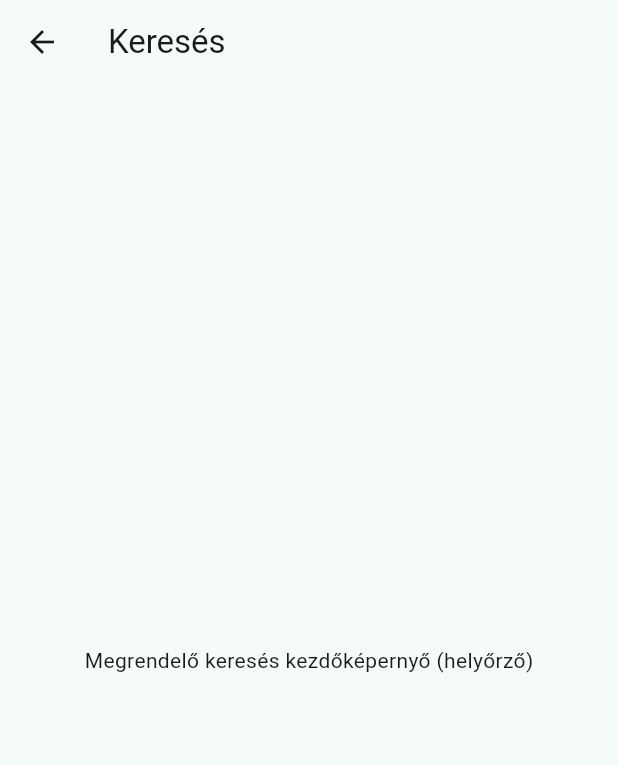
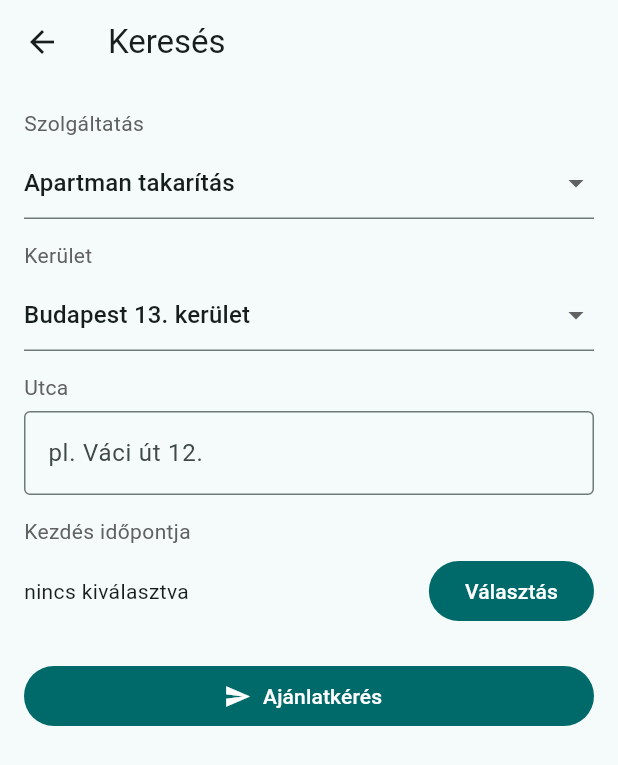
Before and after one commit to bokatimea-debug/takimaki_full, a Flutter app: the CustomerSearchScreen screen opened by its route, on a phone screen of 412 x 824 dp. Shown: the top 765 px of the screen. Run offline on Flutter 3.47's test engine with Material 3 defaults, Android fonts, the phone set to English and light mode, and no system bars.

Commit message:
customer_search: service+district+street+datetime flow

```diff
--- a/lib/screens/customer_search_screen.dart
+++ b/lib/screens/customer_search_screen.dart
@@ -1,13 +1,140 @@
 import 'package:flutter/material.dart';
 
-class CustomerSearchScreen extends StatelessWidget {
+class CustomerSearchScreen extends StatefulWidget {
   const CustomerSearchScreen({super.key});
 
   @override
+  State<CustomerSearchScreen> createState() => _CustomerSearchScreenState();
+}
+
+class _CustomerSearchScreenState extends State<CustomerSearchScreen> {
+  final _streetCtrl = TextEditingController();
+  String _selectedService = 'apartment_cleaning';
+  int _selectedDistrict = 13;
+  DateTime? _startAt;
+
+  final _services = const <Map<String, String>>[
+    {'id': 'apartment_cleaning', 'label': 'Apartman takarítás'},
+    {'id': 'general_cleaning', 'label': 'Általános takarítás'},
+    {'id': 'deep_cleaning', 'label': 'Nagytakarítás'},
+    {'id': 'post_renovation', 'label': 'Felújítás utáni takarítás'},
+    {'id': 'maintenance', 'label': 'Karbantartás'},
+    {'id': 'plumbing', 'label': 'Vízszerelés'},
+    {'id': 'gas', 'label': 'Gázszerelés'},
+    {'id': 'aircon', 'label': 'Légkondicionáló szerelés'},
+    {'id': 'furniture', 'label': 'Bútorösszeszerelés'},
+    {'id': 'electricity', 'label': 'Villanyszerelés'},
+  ];
+
+  List<int> get _districts => List<int>.generate(23, (i) => i + 1);
+
+  Future<void> _pickDateTime() async {
+    final now = DateTime.now();
+    final date = await showDatePicker(
+      context: context,
+      firstDate: now,
+      lastDate: now.add(const Duration(days: 120)),
+      initialDate: now,
+    );
+    if (date == null) return;
+    final time = await showTimePicker(context: context, initialTime: TimeOfDay.now());
+    if (time == null) return;
+    setState(() {
+      _startAt = DateTime(date.year, date.month, date.day, time.hour, time.minute);
+    });
+  }
+
+  void _requestQuotes() {
+    if (_streetCtrl.text.trim().isEmpty || _startAt == null) {
+      ScaffoldMessenger.of(context).showSnackBar(
+        const SnackBar(content: Text('Utca és időpont kötelező')),
+      );
+      return;
+    }
+    showDialog(
+      context: context,
+      builder: (_) => AlertDialog(
+        title: const Text('Ajánlatkérés elküldve'),
+        content: Text(
+          'Szolgáltatás: ${_services.firstWhere((s) => s['id'] == _selectedService)['label']}\n'
+          'Kerület: ${_selectedDistrict}\n'
+          'Utca: ${_streetCtrl.text}\n'
+          'Időpont: ${_startAt!.toString().substring(0,16)}',
+        ),
+        actions: [
+          TextButton(onPressed: () => Navigator.pop(context), child: const Text('OK')),
+        ],
+      ),
+    );
+  }
+
+  @override
   Widget build(BuildContext context) {
+    final labelStyle = TextStyle(color: Colors.grey.shade700);
     return Scaffold(
       appBar: AppBar(title: const Text('Keresés')),
-      body: const Center(child: Text('Megrendelő keresés kezdőképernyő (helyőrző)')),
+      body: Padding(
+        padding: const EdgeInsets.all(16),
+        child: ListView(
+          children: [
+            Text('Szolgáltatás', style: labelStyle),
+            const SizedBox(height: 6),
+            DropdownButtonFormField<String>(
+              value: _selectedService,
+              items: _services
+                  .map<DropdownMenuItem<String>>(
+                    (s) => DropdownMenuItem<String>(
+                      value: s['id']!,
+                      child: Text(s['label']!),
+                    ),
+                  )
+                  .toList(),
+              onChanged: (v) => setState(() => _selectedService = v ?? _selectedService),
+            ),
+            const SizedBox(height: 14),
+            Text('Kerület', style: labelStyle),
+            const SizedBox(height: 6),
+            DropdownButtonFormField<int>(
+              value: _selectedDistrict,
+              items: _districts
+                  .map<DropdownMenuItem<int>>(
+                    (d) => DropdownMenuItem<int>(value: d, child: Text('Budapest ${d}. kerület')),
+                  )
+                  .toList(),
+              onChanged: (v) => setState(() => _selectedDistrict = v ?? _selectedDistrict),
+            ),
+            const SizedBox(height: 14),
+            Text('Utca', style: labelStyle),
+            const SizedBox(height: 6),
+            TextField(
+              controller: _streetCtrl,
+              decoration: const InputDecoration(
+                border: OutlineInputBorder(),
+                hintText: 'pl. Váci út 12.',
+              ),
+            ),
+            const SizedBox(height: 14),
+            Text('Kezdés időpontja', style: labelStyle),
+            const SizedBox(height: 6),
+            Row(
+              children: [
+                Expanded(
+                  child: Text(
+                    _startAt == null ? 'nincs kiválasztva' : _startAt!.toString().substring(0, 16),
+                  ),
+                ),
+                FilledButton(onPressed: _pickDateTime, child: const Text('Választás')),
+              ],
+            ),
+            const SizedBox(height: 22),
+            FilledButton.icon(
+              onPressed: _requestQuotes,
+              icon: const Icon(Icons.send),
+              label: const Text('Ajánlatkérés'),
+            ),
+          ],
+        ),
+      ),
     );
   }
 }
```
